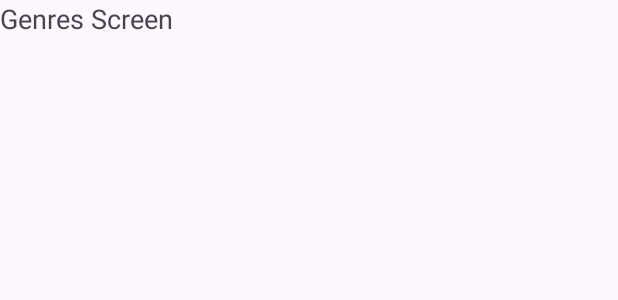
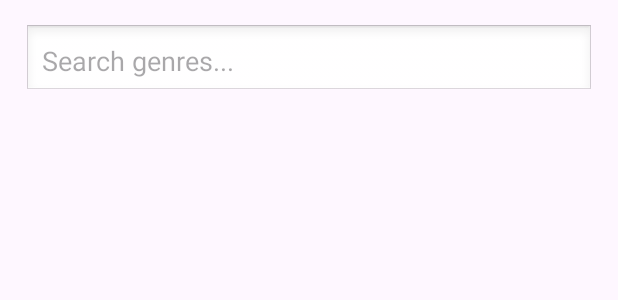
Before and after one commit to xydownik/EveryNoiseAtOnce, an Android app: the layout fragment_genres.xml on its own in the app's theme, with its tools: preview values and no code run, on a phone screen of 412 x 824 dp. Shown: the top 300 px of the screen. Run offline under Robolectric (Android 15) with nearby library versions, the phone set to English and light mode, and no system bars.

Commit message:
csv of genres from everynoise added, search logic added

```diff
--- a/app/build.gradle.kts
+++ b/app/build.gradle.kts
@@ -91,6 +91,7 @@ dependencies {
     implementation(libs.retrofit2.converter.moshi)
     implementation(libs.okhttp3.okhttp)
     implementation(libs.okhttp3.logging.interceptor)
+    implementation(libs.moshi.kotlin)
 
     // Dagger 2 или Hilt
     implementation(libs.dagger)
--- a/app/src/main/AndroidManifest.xml
+++ b/app/src/main/AndroidManifest.xml
@@ -30,11 +30,6 @@
             android:name=".presentation.activity.MainActivity"
             android:exported="true"
             android:theme="@style/Theme.EveryNoiseAtOnce">
-            <intent-filter>
-                <action android:name="android.intent.action.MAIN" />
-
-                <category android:name="android.intent.category.LAUNCHER" />
-            </intent-filter>
         </activity>
     </application>
 
--- a/app/src/main/java/com/example/everynoiseatonce/domain/model/AccessTokenResponse.kt
+++ b/app/src/main/java/com/example/everynoiseatonce/domain/model/AccessTokenResponse.kt
@@ -3,7 +3,7 @@ package com.example.everynoiseatonce.domain.model
 import com.squareup.moshi.Json
 
 data class AccessTokenResponse(
-    @field:Json(name = "access_token") val accessToken: String,
-    @field:Json(name = "token_type") val tokenType: String,
-    @field:Json(name = "expires_in") val expiresIn: Int
+    @Json(name = "access_token") val accessToken: String?,
+    @Json(name = "token_type") val tokenType: String?,
+    @Json(name = "expires_in") val expiresIn: Int?
 )
--- /dev/null
+++ b/app/src/main/java/com/example/everynoiseatonce/domain/model/Genre.kt
@@ -0,0 +1,3 @@
+package com.example.everynoiseatonce.domain.model
+
+data class Genre(val name: String)
--- a/app/src/main/res/layout/fragment_genres.xml
+++ b/app/src/main/res/layout/fragment_genres.xml
@@ -1,13 +1,26 @@
 <?xml version="1.0" encoding="utf-8"?>
-<FrameLayout xmlns:android="http://schemas.android.com/apk/res/android"
+<LinearLayout
+    xmlns:android="http://schemas.android.com/apk/res/android"
+    android:orientation="vertical"
     android:layout_width="match_parent"
     android:layout_height="match_parent"
-    android:gravity="center">
+    android:padding="16dp">
 
-    <TextView
-        android:id="@+id/tv_label"
-        android:layout_width="wrap_content"
+    <EditText
+        android:id="@+id/searchInput"
+        android:layout_width="match_parent"
         android:layout_height="wrap_content"
-        android:text="Genres Screen"
-        android:textSize="18sp" />
-</FrameLayout>
+        android:hint="Search genres..."
+        android:inputType="text"
+        android:padding="12dp"
+        android:background="@android:drawable/edit_text"
+        android:layout_marginBottom="8dp" />
+
+    <androidx.recyclerview.widget.RecyclerView
+        android:id="@+id/recyclerView"
+        android:layout_width="match_parent"
+        android:layout_height="0dp"
+        android:layout_weight="1"
+        android:clipToPadding="false"
+        android:paddingBottom="16dp"/>
+</LinearLayout>
--- a/gradle/libs.versions.toml
+++ b/gradle/libs.versions.toml
@@ -9,6 +9,7 @@ appcompat = "1.7.0"
 material = "1.12.0"
 constraintlayout = "2.2.1"
 jetbrainsKotlinJvm = "2.0.0"
+moshiKotlin = "1.15.0"
 nav = "2.9.0"
 lifecycle = "2.9.0"
 coroutines = "1.7.3"
@@ -56,6 +57,7 @@ androidx-room-compiler = { group = "androidx.room", name = "room-compiler", vers
 androidx-work-runtime-ktx = { group = "androidx.work", name = "work-runtime-ktx", version.ref = "work" }
 
 # Retrofit + Moshi + OkHttp
+moshi-kotlin = { module = "com.squareup.moshi:moshi-kotlin", version.ref = "moshiKotlin" }
 retrofit2-retrofit        = { group = "com.squareup.retrofit2", name = "retrofit", version.ref = "retrofit" }
 retrofit2-converter-moshi = { group = "com.squareup.retrofit2", name = "converter-moshi", version.ref = "retrofit" }
 okhttp3-okhttp             = { group = "com.squareup.okhttp3", name = "okhttp", version.ref = "okhttp" }
```
Also changed, not shown: app/src/main/java/com/example/everynoiseatonce/data/repository/SpotifyRepository.kt (+24 -4 lines), app/src/main/java/com/example/everynoiseatonce/di/NetworkModule.kt (+19 -20 lines), app/src/main/java/com/example/everynoiseatonce/domain/usecase/GetGenresUseCase.kt (+8 -2 lines), app/src/main/java/com/example/everynoiseatonce/presentation/adapter/GenresAdapter.kt (added, +37 -0 lines), app/src/main/java/com/example/everynoiseatonce/presentation/ui/GenresFragment.kt (+60 -11 lines), app/src/main/java/com/example/everynoiseatonce/presentation/viewmodel/GenresViewModel.kt (added, +35 -0 lines), app/src/main/res/layout/item_genre.xml (added, +9 -0 lines), app/src/main/assets/genres.csv (added).
